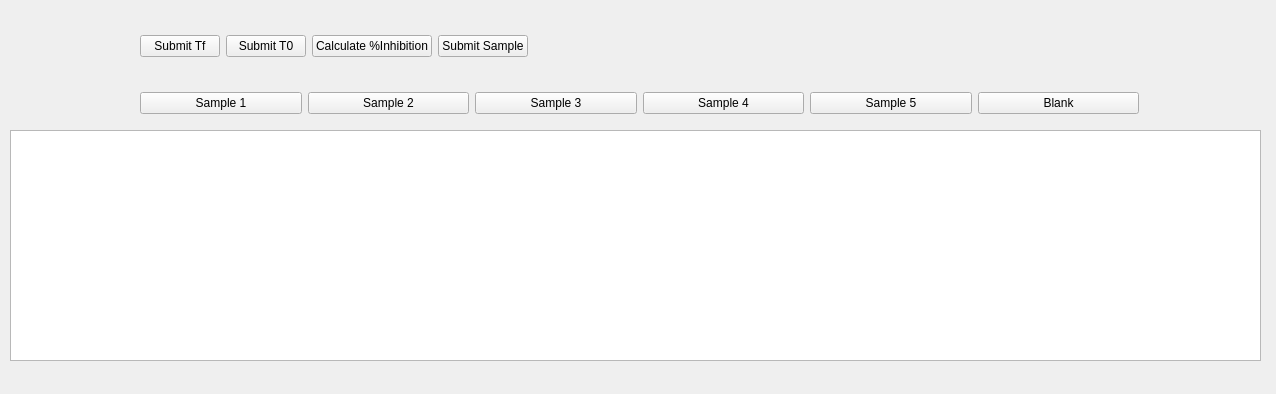
samuelvp360/Microbiological-Assay-Calculator, file Views/uiWellProcessor.ui: the form before one commit.
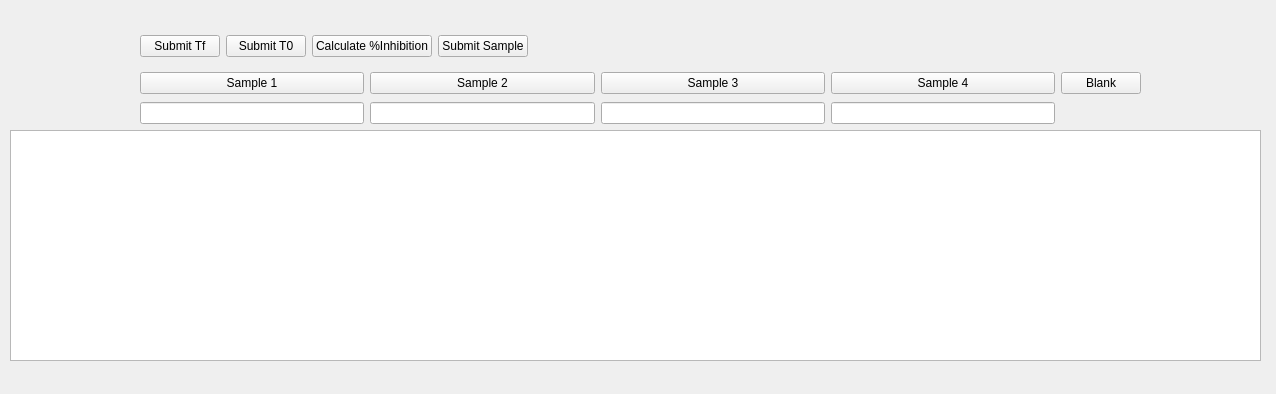
The form after the commit.

Commit message: Samples TableView and Storing implemented

What changed in the file:
```diff
--- a/Views/uiWellProcessor.ui
+++ b/Views/uiWellProcessor.ui
@@ -38,54 +38,59 @@
    <property name="geometry">
     <rect>
      <x>140</x>
-     <y>78</y>
-     <width>999</width>
-     <height>51</height>
+     <y>70</y>
+     <width>1001</width>
+     <height>58</height>
     </rect>
    </property>
-   <layout class="QHBoxLayout" name="horizontalLayout">
-    <item>
+   <layout class="QGridLayout" name="gridLayout">
+    <item row="1" column="2">
+     <widget class="QLineEdit" name="uiSample3NameLine"/>
+    </item>
+    <item row="0" column="0">
      <widget class="QPushButton" name="uiSample1Button">
       <property name="text">
        <string>Sample 1</string>
       </property>
      </widget>
     </item>
-    <item>
-     <widget class="QPushButton" name="uiSample2Button">
-      <property name="text">
-       <string>Sample 2</string>
-      </property>
-     </widget>
-    </item>
-    <item>
-     <widget class="QPushButton" name="uiSample3Button">
-      <property name="text">
-       <string>Sample 3</string>
-      </property>
-     </widget>
-    </item>
-    <item>
+    <item row="0" column="3">
      <widget class="QPushButton" name="uiSample4Button">
       <property name="text">
        <string>Sample 4</string>
       </property>
      </widget>
     </item>
-    <item>
-     <widget class="QPushButton" name="uiSample5Button">
+    <item row="0" column="2">
+     <widget class="QPushButton" name="uiSample3Button">
       <property name="text">
-       <string>Sample 5</string>
+       <string>Sample 3</string>
       </property>
      </widget>
     </item>
-    <item>
+    <item row="1" column="3">
+     <widget class="QLineEdit" name="uiSample4NameLine"/>
+    </item>
+    <item row="0" column="1">
+     <widget class="QPushButton" name="uiSample2Button">
+      <property name="text">
+       <string>Sample 2</string>
+      </property>
+     </widget>
+    </item>
+    <item row="0" column="4">
      <widget class="QPushButton" name="uiBlankButton">
       <property name="text">
        <string>Blank</string>
       </property>
      </widget>
     </item>
+    <item row="1" column="1">
+     <widget class="QLineEdit" name="uiSample2NameLine"/>
+    </item>
+    <item row="1" column="0">
+     <widget class="QLineEdit" name="uiSample1NameLine"/>
+    </item>
    </layout>
   </widget>
   <widget class="QLabel" name="uiMessageLabel">
```
Left out of the diff: 4 changed lines with no effect on the pictures. The commit also changes 5 other files.
